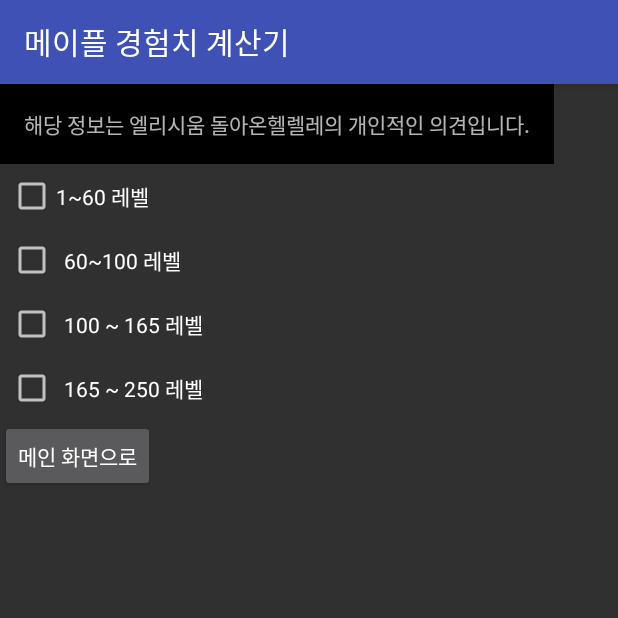
After one commit to ddo009/MapleStoryExpManager, an Android app: the LevelUpRoot screen opened directly, with no data from a screen before it, on a phone screen of 412 x 824 dp, the top half of it. The commit adds this screen. Run offline under Robolectric (Android 15) with nearby library versions, the phone set to English and light mode, and no system bars; our stand-ins replace AdMob.

Commit message:
<ver. 1.2 업데이트>

```diff
--- a/app/src/main/AndroidManifest.xml
+++ b/app/src/main/AndroidManifest.xml
@@ -19,6 +19,7 @@
             </intent-filter>
         </activity>
         <activity android:name="com.hyunseo.donghae.maplestoryexpmanager.Calculater_EXP" />
+        <activity android:name=".LevelUpRoot" />
         <activity
             android:name="com.google.android.gms.ads.AdActivity"
             android:configChanges="keyboard|keyboardHidden|orientation|screenLayout|uiMode|screenSize|smallestScreenSize" />
--- /dev/null
+++ b/app/src/main/java/com/hyunseo/donghae/maplestoryexpmanager/LevelUpRoot.java
@@ -0,0 +1,146 @@
+package com.hyunseo.donghae.maplestoryexpmanager;
+
+import android.os.Bundle;
+import android.support.v7.app.AppCompatActivity;
+import android.view.View;
+import android.widget.Button;
+import android.widget.CheckBox;
+import android.widget.CompoundButton;
+import android.widget.TextView;
+
+/**
+ * Created by donghaechoi on 2016. 2. 14..
+ */
+public class LevelUpRoot extends AppCompatActivity implements CompoundButton.OnCheckedChangeListener, View.OnClickListener {
+
+    private CheckBox mCheckLoot1;
+    private CheckBox mCheckLoot2;
+    private CheckBox mCheckLoot3;
+    private CheckBox mCheckLoot4;
+    private TextView mVel1_1;
+    private TextView mVel1_2;
+    private TextView mVel1_3;
+    private TextView mVel1_4;
+
+    private TextView mVel2_1;
+    private TextView mVel2_2;
+    private TextView mVel2_3;
+
+    private TextView mVel3_1;
+    private TextView mVel3_2;
+    private TextView mVel3_3;
+    private TextView mVel3_4;
+    private TextView mVel3_5;
+    private TextView mVel3_6;
+
+    private TextView mVel4_1;
+    private TextView mVel4_2;
+    private TextView mVel4_3;
+    private Button mBackButton;
+
+
+    @Override
+    protected void onCreate(Bundle savedInstanceState) {
+        super.onCreate(savedInstanceState);
+
+        setContentView(R.layout.activity_level);
+
+        mBackButton = (Button) findViewById(R.id.back_button);
+        mBackButton.setOnClickListener(this);
+
+        mCheckLoot1 = (CheckBox) findViewById(R.id.loot_1);
+        mCheckLoot2 = (CheckBox) findViewById(R.id.loot_2);
+        mCheckLoot3 = (CheckBox) findViewById(R.id.loot_3);
+        mCheckLoot4 = (CheckBox) findViewById(R.id.loot_4);
+
+        mCheckLoot1.setOnCheckedChangeListener(this);
+        mCheckLoot2.setOnCheckedChangeListener(this);
+        mCheckLoot3.setOnCheckedChangeListener(this);
+        mCheckLoot4.setOnCheckedChangeListener(this);
+
+        mVel1_1 = (TextView) findViewById(R.id.vel_1_1);
+        mVel1_2 = (TextView) findViewById(R.id.vel_1_2);
+        mVel1_3 = (TextView) findViewById(R.id.vel_1_3);
+        mVel1_4 = (TextView) findViewById(R.id.vel_1_4);
+
+        mVel2_1 = (TextView) findViewById(R.id.vel_2_1);
+        mVel2_2 = (TextView) findViewById(R.id.vel_2_2);
+        mVel2_3 = (TextView) findViewById(R.id.vel_2_3);
+
+        mVel3_1 = (TextView) findViewById(R.id.vel_3_1);
+        mVel3_2 = (TextView) findViewById(R.id.vel_3_2);
+        mVel3_3 = (TextView) findViewById(R.id.vel_3_3);
+        mVel3_4 = (TextView) findViewById(R.id.vel_3_4);
+        mVel3_5 = (TextView) findViewById(R.id.vel_3_5);
+        mVel3_6 = (TextView) findViewById(R.id.vel_3_6);
+
+        mVel4_1 = (TextView) findViewById(R.id.vel_4_1);
+        mVel4_2 = (TextView) findViewById(R.id.vel_4_2);
+        mVel4_3 = (TextView) findViewById(R.id.vel_4_3);
+
+
+    }
+
+    @Override
+    public void onCheckedChanged(CompoundButton buttonView, boolean isChecked) {
+
+        if (buttonView.getId() == mCheckLoot1.getId()) {
+            if (isChecked) {
+                mVel1_1.setVisibility(View.VISIBLE);
+                mVel1_2.setVisibility(View.VISIBLE);
+                mVel1_3.setVisibility(View.VISIBLE);
+                mVel1_4.setVisibility(View.VISIBLE);
+            } else {
+                mVel1_1.setVisibility(View.GONE);
+                mVel1_2.setVisibility(View.GONE);
+                mVel1_3.setVisibility(View.GONE);
+                mVel1_4.setVisibility(View.GONE);
+            }
+        }
+        if (buttonView.getId() == mCheckLoot2.getId()) {
+            if (isChecked) {
+                mVel2_1.setVisibility(View.VISIBLE);
+                mVel2_2.setVisibility(View.VISIBLE);
+                mVel2_3.setVisibility(View.VISIBLE);
+            } else {
+                mVel2_1.setVisibility(View.GONE);
+                mVel2_2.setVisibility(View.GONE);
+                mVel2_3.setVisibility(View.GONE);
+            }
+        }
+        if (buttonView.getId() == mCheckLoot3.getId()) {
+            if (isChecked) {
+                mVel3_1.setVisibility(View.VISIBLE);
+                mVel3_2.setVisibility(View.VISIBLE);
+                mVel3_3.setVisibility(View.VISIBLE);
+                mVel3_4.setVisibility(View.VISIBLE);
+                mVel3_5.setVisibility(View.VISIBLE);
+                mVel3_6.setVisibility(View.VISIBLE);
+            } else {
+                mVel3_1.setVisibility(View.GONE);
+                mVel3_2.setVisibility(View.GONE);
+                mVel3_3.setVisibility(View.GONE);
+                mVel3_4.setVisibility(View.GONE);
+                mVel3_5.setVisibility(View.GONE);
+                mVel3_6.setVisibility(View.GONE);
+            }
+        }
+        if (buttonView.getId() == mCheckLoot4.getId()) {
+            if (isChecked) {
+                mVel4_1.setVisibility(View.VISIBLE);
+                mVel4_2.setVisibility(View.VISIBLE);
+                mVel4_3.setVisibility(View.VISIBLE);
+            } else {
+                mVel4_1.setVisibility(View.GONE);
+                mVel4_2.setVisibility(View.GONE);
+                mVel4_3.setVisibility(View.GONE);
+            }
+        }
+
+    }
+
+    @Override
+    public void onClick(View v) {
+        finish();
+    }
+}
--- a/app/src/main/java/com/hyunseo/donghae/maplestoryexpmanager/MainActivity.java
+++ b/app/src/main/java/com/hyunseo/donghae/maplestoryexpmanager/MainActivity.java
@@ -10,6 +10,7 @@
 
     private Button mStartButton;
     private Button mEndButton;
+    private Button mStart2Button;
 
     @Override
     protected void onCreate(Bundle savedInstanceState) {
@@ -20,9 +21,12 @@
 
         // 시작버튼과 종료버튼
         mStartButton = (Button) findViewById(R.id.start_bt);
+        mStart2Button = (Button) findViewById(R.id.start2_bt);
         mEndButton = (Button) findViewById(R.id.end_bt);
         mStartButton.setOnClickListener(this);
+        mStart2Button.setOnClickListener(this);
         mEndButton.setOnClickListener(this);
+
 
     }
 
@@ -32,9 +36,16 @@
             case R.id.start_bt: {
                 Intent intent = new Intent(this, Calculater_EXP.class);
                 startActivity(intent);
+                break;
             }
             case R.id.end_bt: {
                 finish();
+                break;
+            }
+            case R.id.start2_bt: {
+                Intent intent = new Intent(this, LevelUpRoot.class);
+                startActivity(intent);
+                break;
             }
         }
     }
--- /dev/null
+++ b/app/src/main/res/layout/activity_level.xml
@@ -0,0 +1,235 @@
+<?xml version="1.0" encoding="utf-8"?>
+<LinearLayout xmlns:android="http://schemas.android.com/apk/res/android"
+    xmlns:ads="http://schemas.android.com/apk/res-auto"
+    android:layout_width="match_parent"
+    android:layout_height="match_parent"
+    android:orientation="vertical">
+
+    <TextView
+        android:layout_width="wrap_content"
+        android:layout_height="wrap_content"
+        android:background="#000000"
+        android:padding="16dp"
+        android:text="해당 정보는 엘리시움 돌아온헬렐레의 개인적인 의견입니다." />
+
+    <ScrollView
+        android:layout_width="wrap_content"
+        android:layout_height="wrap_content"
+        android:layout_weight="1">
+
+        <LinearLayout
+            android:layout_width="wrap_content"
+            android:layout_height="wrap_content"
+            android:orientation="vertical">
+
+
+            <LinearLayout
+                android:id="@+id/lay_1"
+                android:layout_width="wrap_content"
+                android:layout_height="wrap_content"
+                android:orientation="vertical"
+                android:padding="5dp">
+
+                <CheckBox
+                    android:id="@+id/loot_1"
+                    android:layout_width="wrap_content"
+                    android:layout_height="wrap_content"
+                    android:text="1~60 레벨" />
+
+                <TextView
+                    android:id="@+id/vel_1_1"
+                    android:layout_width="wrap_content"
+                    android:layout_height="wrap_content"
+                    android:padding="5dp"
+                    android:text="1 ~ 20 : 골렘의 사원 , (초보자장비 존재시 : 골드비치)"
+                    android:visibility="gone" />
+
+                <TextView
+                    android:id="@+id/vel_1_2"
+                    android:layout_width="wrap_content"
+                    android:layout_height="wrap_content"
+                    android:padding="5dp"
+                    android:text="20 ~ 33 : 엘리넬 입구 사냥 or 엘리넬 퀘스트 진행 (초보자장비 존재시 : 골드비치)"
+                    android:visibility="gone" />
+
+                <TextView
+                    android:id="@+id/vel_1_3"
+                    android:layout_width="wrap_content"
+                    android:layout_height="wrap_content"
+                    android:padding="5dp"
+                    android:text="33 ~ 50 : 제 1 군영, 파이어보어"
+                    android:visibility="gone" />
+
+                <TextView
+                    android:id="@+id/vel_1_4"
+                    android:layout_width="wrap_content"
+                    android:layout_height="wrap_content"
+                    android:padding="5dp"
+                    android:text="50 ~ 60 : 제 1 군영 , 이지자쿰 (58 이후 추천합니다.)"
+                    android:visibility="gone" />
+
+
+            </LinearLayout>
+
+            <LinearLayout
+                android:layout_width="wrap_content"
+                android:layout_height="wrap_content"
+                android:orientation="vertical"
+                android:padding="5dp">
+
+                <CheckBox
+                    android:id="@+id/loot_2"
+                    android:layout_width="wrap_content"
+                    android:layout_height="wrap_content"
+                    android:padding="5dp"
+                    android:text="60~100 레벨" />
+
+                <TextView
+                    android:id="@+id/vel_2_1"
+                    android:layout_width="wrap_content"
+                    android:layout_height="wrap_content"
+                    android:padding="5dp"
+                    android:text="60 ~ 75 : 사헬지대2 또는 아리안트 전역 "
+                    android:visibility="gone" />
+
+                <TextView
+                    android:id="@+id/vel_2_2"
+                    android:layout_width="wrap_content"
+                    android:layout_height="wrap_content"
+                    android:padding="5dp"
+                    android:text="75 ~ 90 : C-2 , 관계자외출입금지 80이후 피라미드 파티퀘 "
+                    android:visibility="gone" />
+
+                <TextView
+                    android:id="@+id/vel_2_3"
+                    android:layout_width="wrap_content"
+                    android:layout_height="wrap_content"
+                    android:padding="5dp"
+                    android:text="90 ~ 100 : 리프레 스타포스존 or 파티퀘스트 진행 "
+                    android:visibility="gone" />
+
+
+            </LinearLayout>
+
+            <LinearLayout
+                android:layout_width="wrap_content"
+                android:layout_height="wrap_content"
+                android:orientation="vertical"
+                android:padding="5dp">
+
+                <CheckBox
+                    android:id="@+id/loot_3"
+                    android:layout_width="wrap_content"
+                    android:layout_height="wrap_content"
+                    android:padding="5dp"
+                    android:text="100 ~ 165 레벨" />
+
+                <TextView
+                    android:id="@+id/vel_3_1"
+                    android:layout_width="wrap_content"
+                    android:layout_height="wrap_content"
+                    android:padding="5dp"
+                    android:text="100 ~ 110 : 기계실 및 주변 동일한 몹 출현구역"
+                    android:visibility="gone" />
+
+                <TextView
+                    android:id="@+id/vel_3_2"
+                    android:layout_width="wrap_content"
+                    android:layout_height="wrap_content"
+                    android:padding="5dp"
+                    android:text="110 ~ 130 : 듀얼파이렛 or 바이킹 출현지역 사냥"
+                    android:visibility="gone" />
+
+                <TextView
+                    android:id="@+id/vel_3_3"
+                    android:layout_width="wrap_content"
+                    android:layout_height="wrap_content"
+                    android:padding="5dp"
+                    android:text="130 ~ 140 : 폐광 스타포스 좀비 or 불독사냥 "
+                    android:visibility="gone" />
+
+                <TextView
+                    android:id="@+id/vel_3_4"
+                    android:layout_width="wrap_content"
+                    android:layout_height="wrap_content"
+                    android:padding="5dp"
+                    android:text="140 ~ 150 : 다크와이번"
+                    android:visibility="gone" />
+
+                <TextView
+                    android:id="@+id/vel_3_5"
+                    android:layout_width="wrap_content"
+                    android:layout_height="wrap_content"
+                    android:padding="5dp"
+                    android:text="150 ~ 160 : 남겨진 용의 둥지 , 시간의 신전 길 뚫기 (자본에 여유가 있으신분들은 파프니르템을 착용후 또 다른 망각의 길로 가서 사냥하시면 됩니다.)"
+                    android:visibility="gone" />
+
+                <TextView
+                    android:id="@+id/vel_3_6"
+                    android:layout_width="wrap_content"
+                    android:layout_height="wrap_content"
+                    android:padding="5dp"
+                    android:text="160 ~ 165 : 또 다른 망각의 길 (길을 뚫지 않았다면 캐시샵 월드텔레포트 or 길드원 따라가기로 진입 가능합니다.)"
+                    android:visibility="gone" />
+
+
+            </LinearLayout>
+
+            <LinearLayout
+                android:layout_width="wrap_content"
+                android:layout_height="wrap_content"
+                android:orientation="vertical"
+                android:padding="5dp">
+
+                <CheckBox
+                    android:id="@+id/loot_4"
+                    android:layout_width="wrap_content"
+                    android:layout_height="wrap_content"
+                    android:padding="5dp"
+                    android:text="165 ~ 250 레벨" />
+
+                <TextView
+                    android:id="@+id/vel_4_1"
+                    android:layout_width="wrap_content"
+                    android:layout_height="wrap_content"
+                    android:padding="5dp"
+                    android:text="165 ~ 190 : 데미지에 따라 갈립니다. 또 다른 망각의 길도 170 까진 효율이 나쁘지 않으며 연무장2 or 무기고1,2 그리고 명예의전당 사냥도 나쁘지 않습니다. "
+                    android:visibility="gone" />
+
+                <TextView
+                    android:id="@+id/vel_4_2"
+                    android:layout_width="wrap_content"
+                    android:layout_height="wrap_content"
+                    android:padding="5dp"
+                    android:text="190 ~ 200 : 전사들의 결전지 (바로 스올길 진입하시는 분도 계시겠지만 일반적인 템으로는 전결지가 더욱 효과적입니다. 자본적으로 여유가 있으신분은 스올길로 바로 진입하셔도 됩니다.) "
+                    android:visibility="gone" />
+
+                <TextView
+                    android:id="@+id/vel_4_3"
+                    android:layout_width="wrap_content"
+                    android:layout_height="wrap_content"
+                    android:padding="5dp"
+                    android:text="200 ~ 250 : 자신의 자본이나 데미지에 따라 스올길, 미로5 등에서 사냥 하시면서 렙업 하시면 됩니다."
+                    android:visibility="gone" />
+
+            </LinearLayout>
+
+            <Button
+                android:id="@+id/back_button"
+                android:layout_width="wrap_content"
+                android:layout_height="wrap_content"
+                android:text="메인 화면으로" />
+
+        </LinearLayout>
+
+    </ScrollView>
+
+
+    <com.google.android.gms.ads.AdView
+        android:id="@+id/ads"
+        android:layout_width="match_parent"
+        android:layout_height="wrap_content"
+        ads:adSize="BANNER"
+        ads:adUnitId="ca-app-pub-2825752146789052/1929738325" />
+
+</LinearLayout>
--- a/app/src/main/res/layout/activity_main.xml
+++ b/app/src/main/res/layout/activity_main.xml
@@ -15,19 +15,19 @@
         android:layout_centerInParent="true"
         android:text="경험치 계산 시작" />
 
-    <!--<Button-->
-    <!--android:id="@+id/start2_bt"-->
-    <!--android:layout_width="wrap_content"-->
-    <!--android:layout_height="wrap_content"-->
-    <!--android:layout_below="@id/start_bt"-->
-    <!--android:layout_centerInParent="true"-->
-    <!--android:text="레밸별 사냥터 추천" />-->
+    <Button
+        android:id="@+id/start2_bt"
+        android:layout_width="wrap_content"
+        android:layout_height="wrap_content"
+        android:layout_below="@id/start_bt"
+        android:layout_centerInParent="true"
+        android:text="레밸별 사냥터 추천" />
 
     <Button
         android:id="@+id/end_bt"
         android:layout_width="wrap_content"
         android:layout_height="wrap_content"
-        android:layout_below="@id/start_bt"
+        android:layout_below="@id/start2_bt"
         android:layout_centerInParent="true"
         android:text="프로그램 종료" />
 
@@ -36,7 +36,7 @@
         android:layout_width="wrap_content"
         android:layout_height="wrap_content"
         android:layout_alignParentBottom="true"
-        android:text="Ver.1.1" />
+        android:text="Ver.1.1 제작자 : 엘리시움 돌아온헬렐레" />
 
     <!--<TextView-->
     <!--android:layout_width="wrap_content"-->
```
